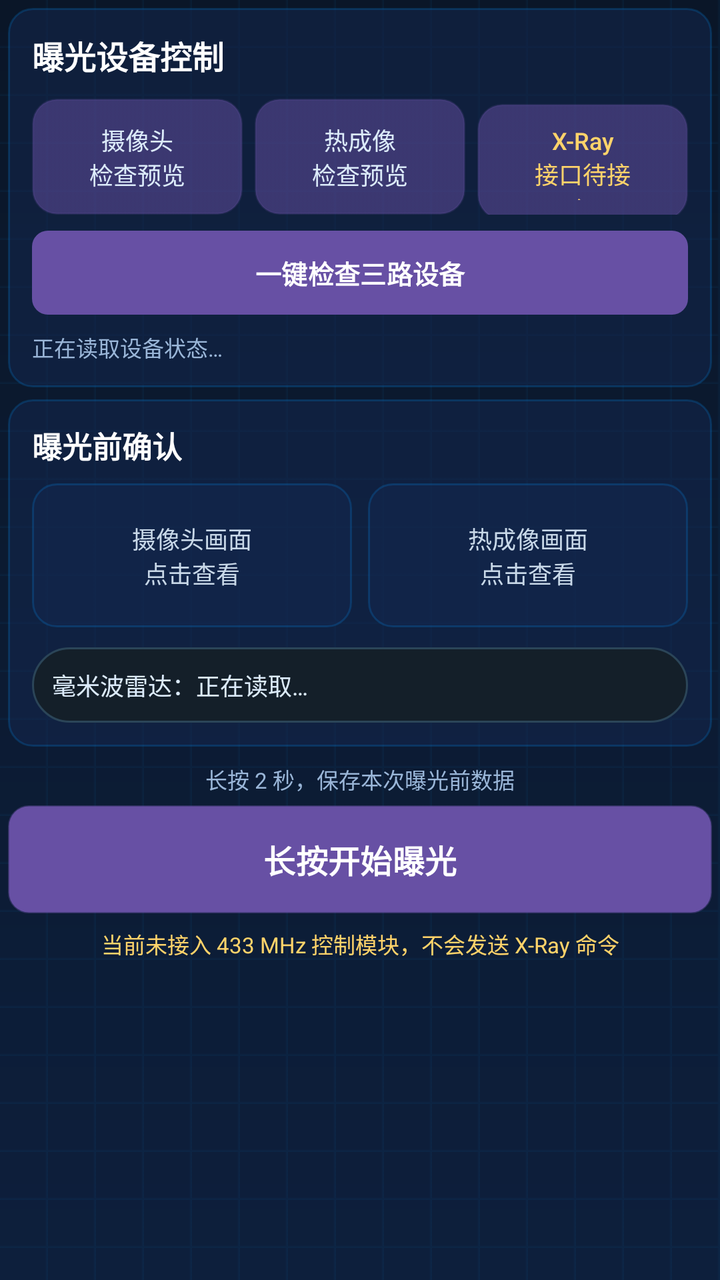
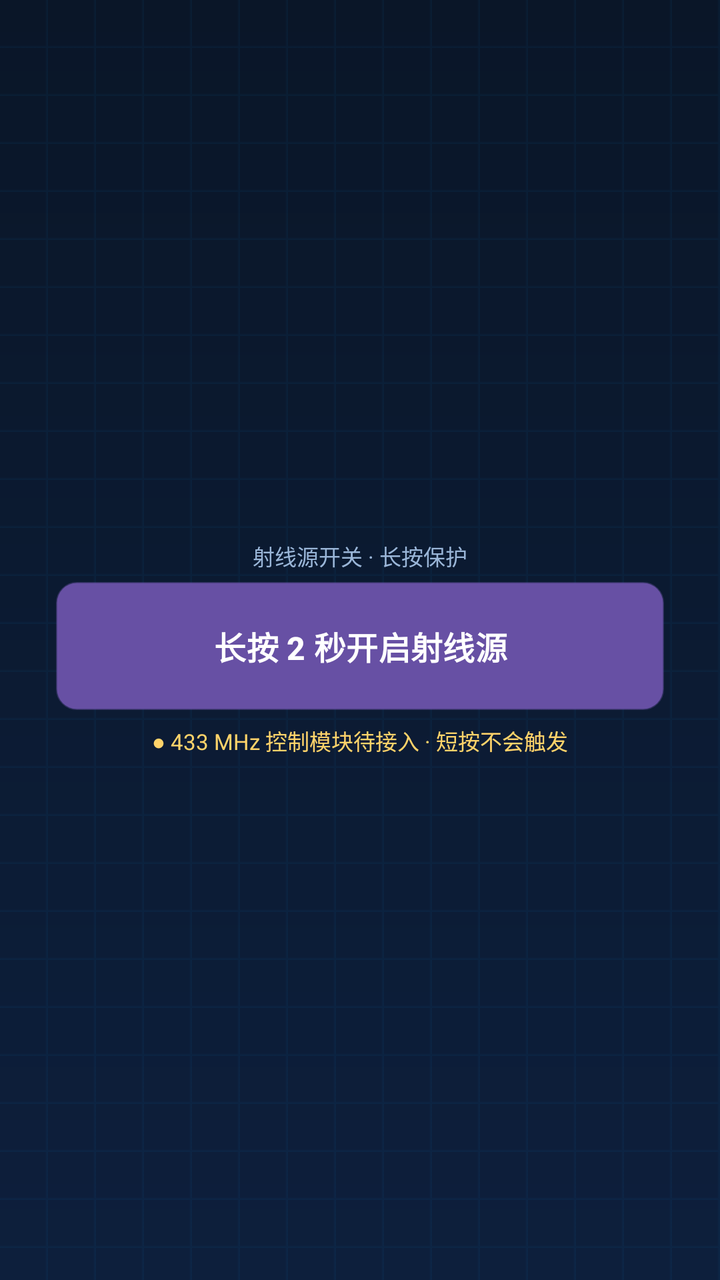

Compare the two renders of this Android layout. The source of the first and the diff that turns it into the second are given below.
<!-- AndroidManifest.xml: application theme Theme.WeiguangDRController -->
<!-- res/layout/fragment_exposure_prepare.xml -->
<?xml version="1.0" encoding="utf-8"?>
<ScrollView xmlns:android="http://schemas.android.com/apk/res/android"
    android:layout_width="match_parent"
    android:layout_height="match_parent"
    android:background="@drawable/bg_root_gradient"
    android:fillViewport="true"
    android:scrollbars="none">

    <LinearLayout
        android:layout_width="match_parent"
        android:layout_height="wrap_content"
        android:orientation="vertical"
        android:padding="4dp">

        <LinearLayout
            android:layout_width="match_parent"
            android:layout_height="wrap_content"
            android:background="@drawable/bg_card_tech"
            android:orientation="vertical"
            android:padding="12dp">

            <TextView
                android:layout_width="wrap_content"
                android:layout_height="wrap_content"
                android:text="曝光设备控制"
                android:textColor="#FFFFFF"
                android:textSize="16sp"
                android:textStyle="bold" />

            <LinearLayout
                android:layout_width="match_parent"
                android:layout_height="wrap_content"
                android:layout_marginTop="10dp"
                android:orientation="horizontal">

                <Button
                    android:id="@+id/cameraControlButton"
                    style="?android:attr/borderlessButtonStyle"
                    android:layout_width="0dp"
                    android:layout_height="58dp"
                    android:layout_weight="1"
                    android:background="@drawable/bg_card_tech_clickable"
                    android:text="摄像头\n检查预览"
                    android:textAllCaps="false"
                    android:textColor="#DCEBFA"
                    android:textSize="12sp" />

                <Space android:layout_width="6dp" android:layout_height="1dp" />

                <Button
                    android:id="@+id/thermalControlButton"
                    style="?android:attr/borderlessButtonStyle"
                    android:layout_width="0dp"
                    android:layout_height="58dp"
                    android:layout_weight="1"
                    android:background="@drawable/bg_card_tech_clickable"
                    android:text="热成像\n检查预览"
                    android:textAllCaps="false"
                    android:textColor="#DCEBFA"
                    android:textSize="12sp" />

                <Space android:layout_width="6dp" android:layout_height="1dp" />

                <Button
                    android:id="@+id/xrayControlButton"
                    style="?android:attr/borderlessButtonStyle"
                    android:layout_width="0dp"
                    android:layout_height="58dp"
                    android:layout_weight="1"
                    android:background="@drawable/bg_card_tech_clickable"
                    android:text="X-Ray\n接口待接入"
                    android:textAllCaps="false"
                    android:textColor="#FFD36A"
                    android:textSize="12sp" />
            </LinearLayout>

            <Button
                android:id="@+id/enableAllButton"
                android:layout_width="match_parent"
                android:layout_height="42dp"
                android:layout_marginTop="8dp"
                android:background="@drawable/bg_btn_new"
                android:text="一键检查三路设备"
                android:textAllCaps="false"
                android:textColor="#FFFFFF"
                android:textSize="13sp"
                android:textStyle="bold" />

            <TextView
                android:id="@+id/deviceStatusText"
                android:layout_width="match_parent"
                android:layout_height="wrap_content"
                android:layout_marginTop="8dp"
                android:text="正在读取设备状态…"
                android:textColor="#9AB6D8"
                android:textSize="11sp" />
        </LinearLayout>

        <LinearLayout
            android:layout_width="match_parent"
            android:layout_height="wrap_content"
            android:layout_marginTop="6dp"
            android:background="@drawable/bg_card_tech"
            android:orientation="vertical"
            android:padding="12dp">

            <TextView
                android:layout_width="wrap_content"
                android:layout_height="wrap_content"
                android:text="曝光前确认"
                android:textColor="#FFFFFF"
                android:textSize="15sp"
                android:textStyle="bold" />

            <LinearLayout
                android:layout_width="match_parent"
                android:layout_height="wrap_content"
                android:layout_marginTop="8dp"
                android:orientation="horizontal">

                <TextView
                    android:id="@+id/cameraPreviewEntry"
                    android:layout_width="0dp"
                    android:layout_height="72dp"
                    android:layout_weight="1"
                    android:background="@drawable/bg_card_tech_clickable"
                    android:clickable="true"
                    android:focusable="true"
                    android:gravity="center"
                    android:text="摄像头画面\n点击查看"
                    android:textColor="#C8D8E8"
                    android:textSize="12sp" />

                <Space android:layout_width="8dp" android:layout_height="1dp" />

                <TextView
                    android:id="@+id/thermalPreviewEntry"
                    android:layout_width="0dp"
                    android:layout_height="72dp"
                    android:layout_weight="1"
                    android:background="@drawable/bg_card_tech_clickable"
                    android:clickable="true"
                    android:focusable="true"
                    android:gravity="center"
                    android:text="热成像画面\n点击查看"
                    android:textColor="#C8D8E8"
                    android:textSize="12sp" />
            </LinearLayout>

            <TextView
                android:id="@+id/radarStatusText"
                android:layout_width="match_parent"
                android:layout_height="wrap_content"
                android:layout_marginTop="10dp"
                android:background="@drawable/bg_input_box"
                android:padding="10dp"
                android:text="毫米波雷达：正在读取…"
                android:textColor="#DCEBFA"
                android:textSize="12sp"
                android:lineSpacingExtra="3dp" />
        </LinearLayout>

        <TextView
            android:id="@+id/exposureHintText"
            android:layout_width="match_parent"
            android:layout_height="wrap_content"
            android:layout_marginTop="8dp"
            android:gravity="center"
            android:text="长按 2 秒，保存本次曝光前数据"
            android:textColor="#9AB6D8"
            android:textSize="11sp" />

        <Button
            android:id="@+id/exposureButton"
            android:layout_width="match_parent"
            android:layout_height="54dp"
            android:layout_marginTop="5dp"
            android:background="@drawable/bg_exposure_hold"
            android:text="长按开始曝光"
            android:textAllCaps="false"
            android:textColor="#FFFFFF"
            android:textSize="16sp"
            android:textStyle="bold" />

        <TextView
            android:id="@+id/exposureResultText"
            android:layout_width="match_parent"
            android:layout_height="wrap_content"
            android:layout_marginTop="7dp"
            android:gravity="center"
            android:text="当前未接入 433 MHz 控制模块，不会发送 X-Ray 命令"
            android:textColor="#FFD36A"
            android:textSize="11sp" />
    </LinearLayout>
</ScrollView>
<!-- resources referenced by this layout -->
<resources>
  <!-- drawable bg_btn_new (drawable) -->
  <?xml version="1.0" encoding="utf-8"?>
  <shape xmlns:android="http://schemas.android.com/apk/res/android"
      android:shape="rectangle">
      <gradient
          android:angle="0"
          android:startColor="#0088FF"
          android:endColor="#00CCFF" />
      <corners android:radius="8dp" />
  </shape>
  <!-- drawable bg_card_tech (drawable) -->
  <?xml version="1.0" encoding="utf-8"?>
  <shape xmlns:android="http://schemas.android.com/apk/res/android"
      android:shape="rectangle">
      <solid android:color="#80142850" />
      <corners android:radius="12dp" />
      <stroke
          android:width="1dp"
          android:color="#330096FF" />
  </shape>
  <!-- drawable bg_card_tech_clickable (drawable) -->
  <?xml version="1.0" encoding="utf-8"?>
  <selector xmlns:android="http://schemas.android.com/apk/res/android">
      <item android:state_pressed="true">
          <shape android:shape="rectangle">
              <solid android:color="#B0284068" />
              <corners android:radius="12dp" />
              <stroke
                  android:width="2dp"
                  android:color="#A000B4FF" />
          </shape>
      </item>
      <item android:state_focused="true">
          <shape android:shape="rectangle">
              <solid android:color="#99142850" />
              <corners android:radius="12dp" />
              <stroke
                  android:width="2dp"
                  android:color="#8000B4FF" />
          </shape>
      </item>
      <item>
          <shape android:shape="rectangle">
              <solid android:color="#80142850" />
              <corners android:radius="12dp" />
              <stroke
                  android:width="1dp"
                  android:color="#330096FF" />
          </shape>
      </item>
  </selector>
  <!-- drawable bg_exposure_hold (drawable) -->
  <?xml version="1.0" encoding="utf-8"?>
  <selector xmlns:android="http://schemas.android.com/apk/res/android">
      <item android:state_pressed="true">
          <shape android:shape="rectangle">
              <gradient android:angle="0" android:startColor="#FF8A00" android:endColor="#FFB800" />
              <corners android:radius="10dp" />
              <stroke android:width="2dp" android:color="#FFFFD36A" />
          </shape>
      </item>
      <item>
          <shape android:shape="rectangle">
              <gradient android:angle="0" android:startColor="#007ACC" android:endColor="#00B4FF" />
              <corners android:radius="10dp" />
              <stroke android:width="1dp" android:color="#6600D8FF" />
          </shape>
      </item>
  </selector>
  <!-- drawable bg_input_box (drawable) -->
  <?xml version="1.0" encoding="utf-8"?>
  <shape xmlns:android="http://schemas.android.com/apk/res/android">
      <solid android:color="#141F29" />
      <corners android:radius="22dp" />
      <stroke
          android:width="1dp"
          android:color="#2B4558" />
  </shape>
  <!-- drawable bg_root_gradient (drawable) -->
  <?xml version="1.0" encoding="utf-8"?>
  <layer-list xmlns:android="http://schemas.android.com/apk/res/android">
      <item>
          <shape android:shape="rectangle">
              <gradient
                  android:angle="270"
                  android:startColor="#0A1628"
                  android:endColor="#0D1F3C" />
          </shape>
      </item>
      <item>
          <bitmap
              android:gravity="fill"
              android:src="@drawable/grid_pattern"
              android:tileMode="repeat" />
      </item>
  </layer-list>
  <style name="Theme.WeiguangDRController" parent="Base.Theme.WeiguangDRController" />
  <!-- drawable grid_pattern: png bitmap (drawable, 115 bytes) -->
  <style name="Base.Theme.WeiguangDRController" parent="Theme.Material3.DayNight.NoActionBar">
          
          
      </style>
</resources>

<!-- the commit's change to res/layout/fragment_exposure_prepare.xml (unified diff, before → after) -->
@@ -9,15 +9,17 @@
     <LinearLayout
         android:layout_width="match_parent"
         android:layout_height="wrap_content"
+        android:gravity="center"
         android:orientation="vertical"
-        android:padding="4dp">
+        android:padding="28dp">
 
         <LinearLayout
             android:layout_width="match_parent"
             android:layout_height="wrap_content"
             android:background="@drawable/bg_card_tech"
             android:orientation="vertical"
-            android:padding="12dp">
+            android:padding="12dp"
+            android:visibility="gone">
 
             <TextView
                 android:layout_width="wrap_content"
@@ -102,7 +104,8 @@
             android:layout_marginTop="6dp"
             android:background="@drawable/bg_card_tech"
             android:orientation="vertical"
-            android:padding="12dp">
+            android:padding="12dp"
+            android:visibility="gone">
 
             <TextView
                 android:layout_width="wrap_content"
@@ -166,17 +169,17 @@
             android:layout_height="wrap_content"
             android:layout_marginTop="8dp"
             android:gravity="center"
-            android:text="长按 2 秒，保存本次曝光前数据"
+            android:text="射线源开关 · 长按保护"
             android:textColor="#9AB6D8"
             android:textSize="11sp" />
 
         <Button
             android:id="@+id/exposureButton"
             android:layout_width="match_parent"
-            android:layout_height="54dp"
+            android:layout_height="64dp"
             android:layout_marginTop="5dp"
             android:background="@drawable/bg_exposure_hold"
-            android:text="长按开始曝光"
+            android:text="长按 2 秒开启射线源"
             android:textAllCaps="false"
             android:textColor="#FFFFFF"
             android:textSize="16sp"
@@ -188,7 +191,7 @@
             android:layout_height="wrap_content"
             android:layout_marginTop="7dp"
             android:gravity="center"
-            android:text="当前未接入 433 MHz 控制模块，不会发送 X-Ray 命令"
+            android:text="● 433 MHz 控制模块待接入 · 短按不会触发"
             android:textColor="#FFD36A"
             android:textSize="11sp" />
     </LinearLayout>
